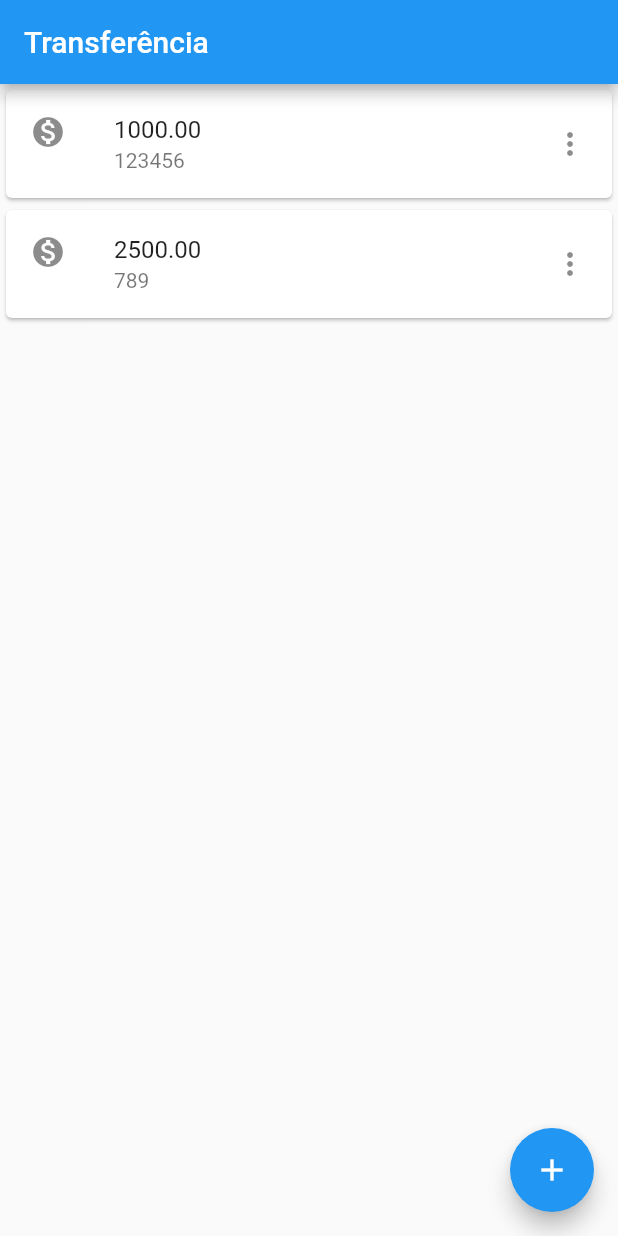
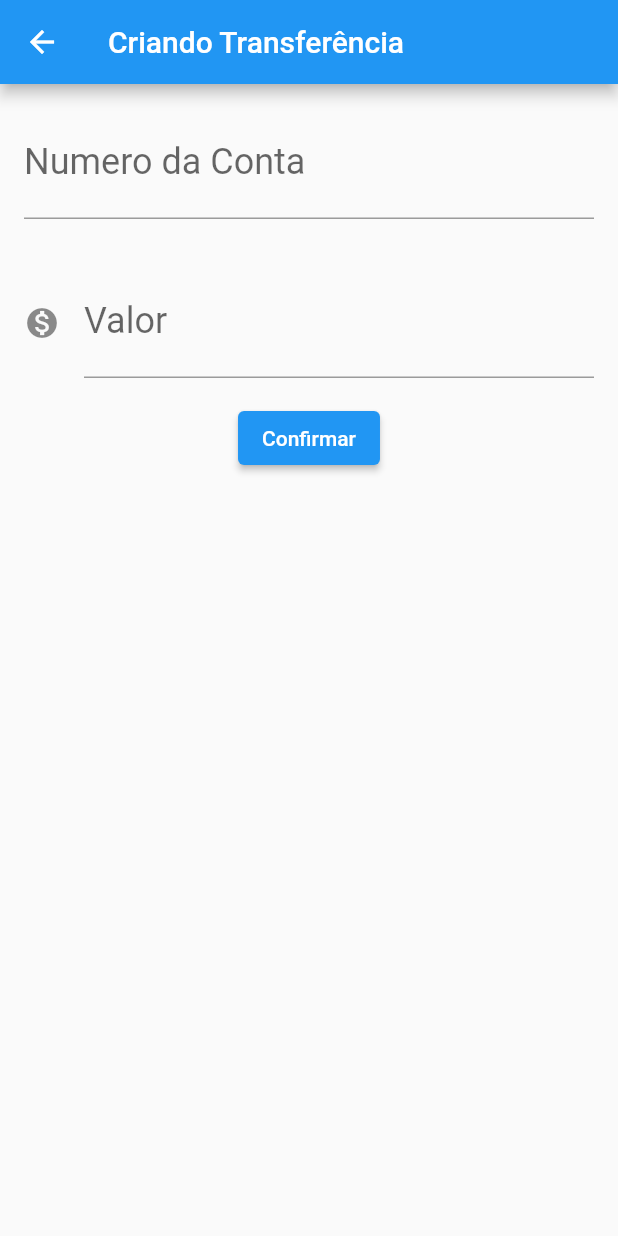
Before and after one commit to jhocardoso/ProjetoFlutter, a Flutter app: the screen it shows after launch, after a tap on the "add" icon, on a phone screen of 412 x 824 dp. Run offline on Flutter 3.47's test engine with Material 2 defaults, Android fonts, the phone set to English and light mode, and no system bars.

```diff
--- a/lib/main.dart
+++ b/lib/main.dart
@@ -1,36 +1,202 @@
 import 'package:flutter/material.dart';
 
 void main() => runApp(
-      MaterialApp(
+      Banco(),
+    );
+
+class Banco extends StatelessWidget {
+  @override
+  Widget build(BuildContext context) {
+    // TODO: implement build
+    return MaterialApp(
       home: Scaffold(
+        body: ListaTransferencia(),
+      ),
+    );
+  }
+}
+
+class FormularioTransferencia extends StatefulWidget {
+  final TextEditingController _controladorCampoNumeroConta =
+      TextEditingController();
+  final TextEditingController _controladorCampoValor = TextEditingController();
+
+  @override
+  State<StatefulWidget> createState() {
+    return FormularioTransferenciaState();
+  }
+}
+
+class FormularioTransferenciaState extends State<FormularioTransferencia> {
+  @override
+  Widget build(BuildContext context) {
+    // TODO: implement build
+    return Scaffold(
+      appBar: AppBar(
+        title: Text('Criando Transferência'),
+      ),
+      body: SingleChildScrollView(
+        child: Column(
+          children: [
+            Editor(
+              controlador: widget._controladorCampoNumeroConta,
+              rotulo: 'Numero da Conta',
+              dica: '0000',
+            ),
+            Editor(
+              controlador: widget._controladorCampoValor,
+              rotulo: 'Valor',
+              dica: '0.00',
+              icone: Icons.monetization_on,
+            ),
+            ElevatedButton(
+              child: Text('Confirmar'),
+              onPressed: () {
+                _criaTransferencia(context, widget._controladorCampoNumeroConta,
+                    widget._controladorCampoValor);
+              },
+            )
+          ],
+        ),
+      ),
+    );
+  }
+}
+
+void _criaTransferencia(
+    context, _controladorCampoNumeroConta, _controladorCampoValor) {
+  debugPrint('clicou no confirmar');
+  final int? numeroConta = int.tryParse(
+    _controladorCampoNumeroConta.text,
+  );
+  final double? valor = double.tryParse(
+    _controladorCampoValor.text,
+  );
+  if (numeroConta != null && valor != null) {
+    // final Future<Transferencia> future =
+    final transferenciaCriada = Transferencia(
+      valor,
+      numeroConta,
+    );
+    debugPrint('Criando transferência');
+    debugPrint('$transferenciaCriada');
+    Navigator.pop(context, transferenciaCriada);
+  }
+}
+
+class Editor extends StatelessWidget {
+  final TextEditingController? controlador;
+  final String? rotulo;
+  final String? dica;
+  final IconData? icone;
+
+  Editor({this.controlador, this.rotulo, this.dica, this.icone});
+
+  @override
+  Widget build(BuildContext context) {
+    // TODO: implement build
+    return Padding(
+      padding: const EdgeInsets.all(16.0),
+      child: TextField(
+        controller: controlador,
+        style: TextStyle(fontSize: 24.0),
+        decoration: InputDecoration(
+          icon: icone != null ? Icon(icone) : null,
+          labelText: rotulo,
+          hintText: dica,
+        ),
+        keyboardType: TextInputType.number,
+      ),
+    );
+  }
+}
+
+class ListaTransferencia extends StatefulWidget {
+  final List<Transferencia> _transferencias = [];
+
+  @override
+  State<StatefulWidget> createState() {
+    return ListaTransferenciaState();
+  }
+}
+
+class ListaTransferenciaState extends State<ListaTransferencia> {
+  @override
+  Widget build(BuildContext context) {
+    // TODO: implement build
+    return Scaffold(
       appBar: AppBar(
         title: Text('Transferência'),
       ),
-          body: Column(
-            children: [
-              Card(
+      body: ListView.builder(
+        itemCount: widget._transferencias.length,
+        itemBuilder: (context, indice) {
+          final transferencia = widget._transferencias[indice];
+          return ItemTransferencia(transferencia);
+        },
+      ),
+      floatingActionButton: FloatingActionButton(
+        onPressed: () {
+          final Future<Transferencia?> future = Navigator.push(
+            context,
+            MaterialPageRoute(
+              builder: (context) {
+                return FormularioTransferencia();
+              },
+            ),
+          );
+          future.then(
+            (transferenciaRecebida) {
+              debugPrint('chegou no then do Future');
+              debugPrint('$transferenciaRecebida');
+              if (transferenciaRecebida != null) {
+                setState(
+                  () {
+                    widget._transferencias.add(transferenciaRecebida);
+                  },
+                );
+              }
+            },
+          );
+        },
+        child: Icon(Icons.add),
+      ),
+    );
+  }
+}
+
+class ItemTransferencia extends StatelessWidget {
+  final Transferencia _transferencia;
+
+  ItemTransferencia(this._transferencia);
+
+  @override
+  Widget build(BuildContext context) {
+    // TODO: implement build
+    return Card(
       child: ListTile(
         leading: Icon(Icons.monetization_on),
-                  title: Text('1000.00'),
-                  subtitle: Text('123456'),
-                  trailing: Icon(Icons.more_vert),
+        title: Text(
+          _transferencia.valor.toString(),
         ),
-              ),
-              Card(
-                child: ListTile(
-                  leading: Icon(Icons.monetization_on),
-                  title: Text('2500.00'),
-                  subtitle: Text('789'),
-                  trailing: Icon(Icons.more_vert),
-                ),
-              ),
-            ],
-          ),
-          floatingActionButton: FloatingActionButton(
-            onPressed: () {},
-            backgroundColor: Colors.blue,
-            child: const Icon(Icons.add),
-          ),
+        subtitle: Text(
+          _transferencia.numeroConta.toString(),
         ),
       ),
     );
+  }
+}
+
+class Transferencia {
+  final double valor;
+  final int numeroConta;
+
+  Transferencia(
+    this.valor,
+    this.numeroConta,
+  );
+  @override
+  String toString() {
+    return 'Transferencia{valor: $valor, numeroConta: $numeroConta}';
+  }
+}
```
Also changed, not shown: 1 other file. Lines whose indentation alone changed are shown as unchanged.
